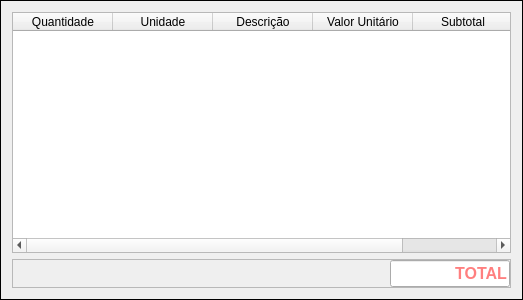
Above: bkframe.ui from leidensj/BKVale before the change. Below: the same form after it.
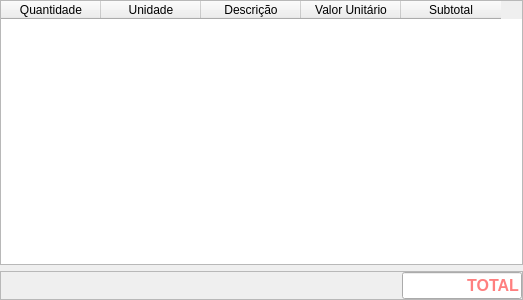
That is the form after the change.

```diff
--- a/bkframe.ui
+++ b/bkframe.ui
@@ -14,12 +14,24 @@
    <string>BKFrame</string>
   </property>
   <property name="frameShape">
-   <enum>QFrame::Panel</enum>
+   <enum>QFrame::NoFrame</enum>
   </property>
   <property name="frameShadow">
-   <enum>QFrame::Plain</enum>
+   <enum>QFrame::Sunken</enum>
   </property>
   <layout class="QVBoxLayout" name="verticalLayout">
+   <property name="leftMargin">
+    <number>0</number>
+   </property>
+   <property name="topMargin">
+    <number>0</number>
+   </property>
+   <property name="rightMargin">
+    <number>0</number>
+   </property>
+   <property name="bottomMargin">
+    <number>0</number>
+   </property>
    <item>
     <widget class="QTableWidget" name="table">
      <property name="alternatingRowColors">
```
